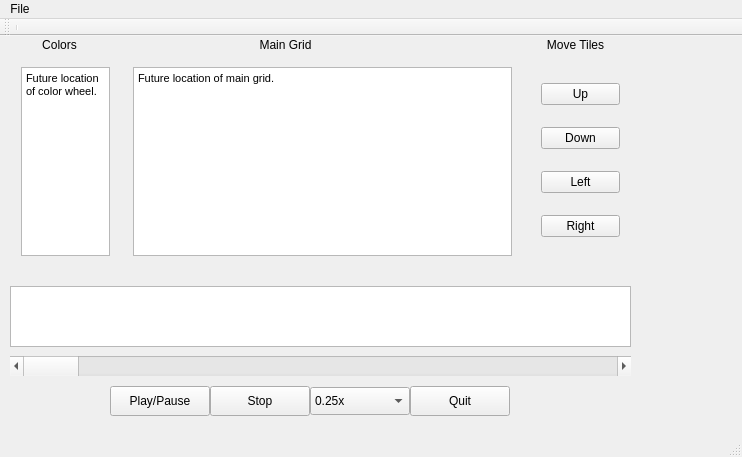
The window that Goofy-Lights-Editor/mainwindow.ui (UI-CS383-Team-1/Goofy-Lights-Editor) describes before a commit, drawn with Qt 5.
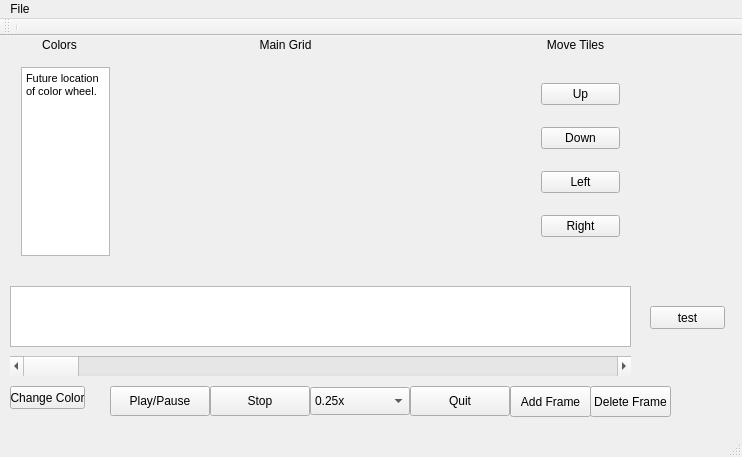
The same window after the commit.

```diff
--- a/Goofy-Lights-Editor/mainwindow.ui
+++ b/Goofy-Lights-Editor/mainwindow.ui
@@ -14,29 +14,6 @@
    <string>MainWindow</string>
   </property>
   <widget class="QWidget" name="centralWidget">
-   <widget class="QWidget" name="gridLayoutWidget">
-    <property name="geometry">
-     <rect>
-      <x>122</x>
-      <y>20</y>
-      <width>401</width>
-      <height>211</height>
-     </rect>
-    </property>
-    <layout class="QGridLayout" name="gridLayout">
-     <item row="0" column="0">
-      <widget class="QTextBrowser" name="textBrowser_2">
-       <property name="html">
-        <string>&lt;!DOCTYPE HTML PUBLIC &quot;-//W3C//DTD HTML 4.0//EN&quot; &quot;http://www.w3.org/TR/REC-html40/strict.dtd&quot;&gt;
-&lt;html&gt;&lt;head&gt;&lt;meta name=&quot;qrichtext&quot; content=&quot;1&quot; /&gt;&lt;style type=&quot;text/css&quot;&gt;
-p, li { white-space: pre-wrap; }
-&lt;/style&gt;&lt;/head&gt;&lt;body style=&quot; font-family:'MS Shell Dlg 2'; font-size:8.25pt; font-weight:400; font-style:normal;&quot;&gt;
-&lt;p style=&quot; margin-top:0px; margin-bottom:0px; margin-left:0px; margin-right:0px; -qt-block-indent:0; text-indent:0px;&quot;&gt;Future location of main grid.&lt;/p&gt;&lt;/body&gt;&lt;/html&gt;</string>
-       </property>
-      </widget>
-     </item>
-    </layout>
-   </widget>
    <widget class="QTableView" name="tableView">
     <property name="geometry">
      <rect>
@@ -255,6 +232,71 @@
      <enum>Qt::Horizontal</enum>
     </property>
    </widget>
+   <widget class="QPushButton" name="AddFrameButton">
+    <property name="geometry">
+     <rect>
+      <x>510</x>
+      <y>350</y>
+      <width>81</width>
+      <height>31</height>
+     </rect>
+    </property>
+    <property name="toolTip">
+     <string>&lt;html&gt;&lt;head/&gt;&lt;body&gt;&lt;p&gt;Add a frame to the end of the animation&lt;/p&gt;&lt;/body&gt;&lt;/html&gt;</string>
+    </property>
+    <property name="text">
+     <string>Add Frame</string>
+    </property>
+   </widget>
+   <widget class="QPushButton" name="pushButton_9">
+    <property name="geometry">
+     <rect>
+      <x>650</x>
+      <y>270</y>
+      <width>75</width>
+      <height>23</height>
+     </rect>
+    </property>
+    <property name="text">
+     <string>test</string>
+    </property>
+   </widget>
+   <widget class="QPushButton" name="DeleteFrameButton">
+    <property name="geometry">
+     <rect>
+      <x>590</x>
+      <y>350</y>
+      <width>81</width>
+      <height>31</height>
+     </rect>
+    </property>
+    <property name="text">
+     <string>Delete Frame</string>
+    </property>
+   </widget>
+   <widget class="QWidget" name="GridWidget" native="true">
+    <property name="geometry">
+     <rect>
+      <x>130</x>
+      <y>20</y>
+      <width>391</width>
+      <height>211</height>
+     </rect>
+    </property>
+   </widget>
+   <widget class="QPushButton" name="pushButton_8">
+    <property name="geometry">
+     <rect>
+      <x>10</x>
+      <y>350</y>
+      <width>75</width>
+      <height>23</height>
+     </rect>
+    </property>
+    <property name="text">
+     <string>Change Color</string>
+    </property>
+   </widget>
   </widget>
   <widget class="QMenuBar" name="menuBar">
    <property name="geometry">
```
